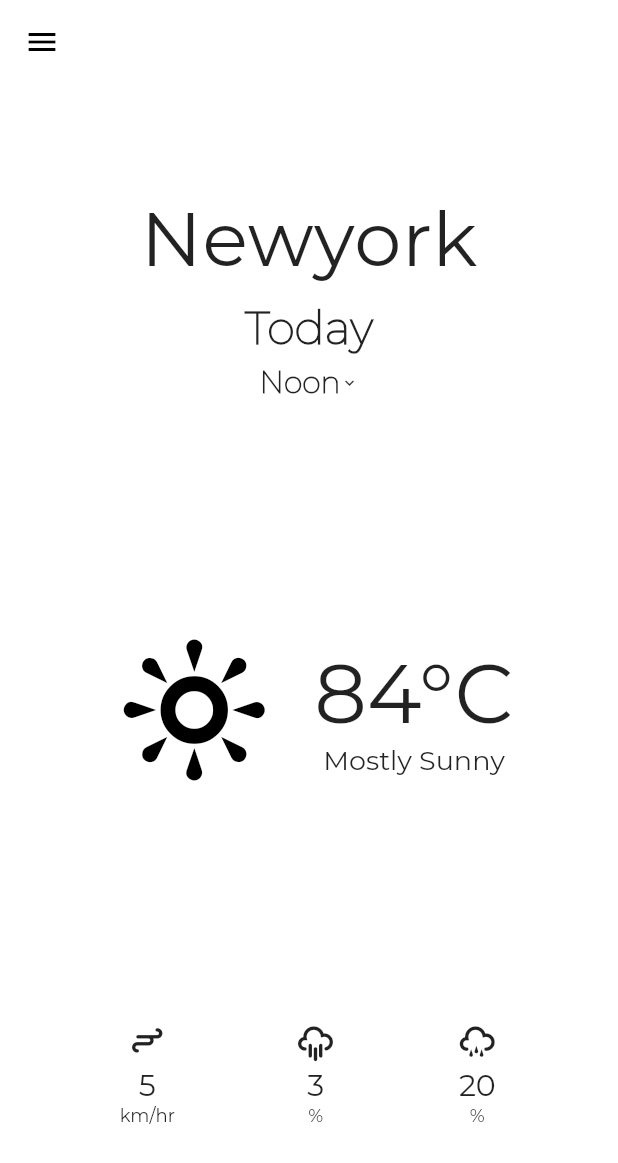
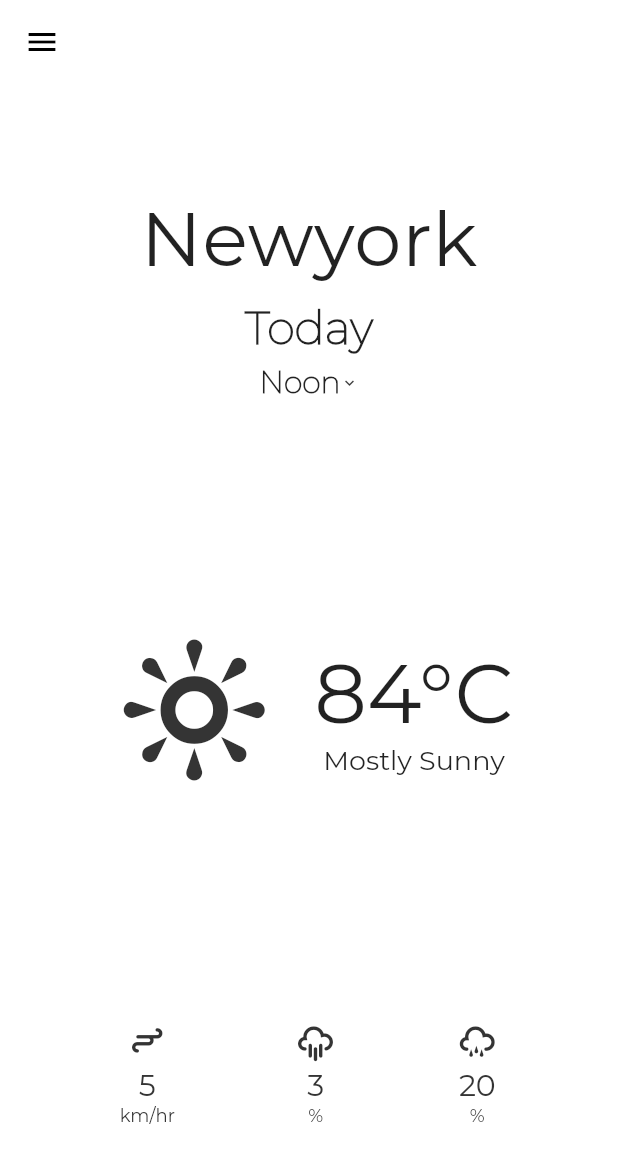
Before and after one commit to srsandy/Flutter-WeatherAppHome-Screen, a Flutter app: the screen it shows after launch, on a phone screen of 412 x 824 dp. Shown: the top 1163 px of the screen. Run offline on Flutter 3.47's test engine with Material 2 defaults, Android fonts, the phone set to English and light mode, and no system bars.

Commit message:
Custom color added

```diff
--- a/lib/HomeScreen.dart
+++ b/lib/HomeScreen.dart
@@ -34,7 +34,7 @@ class WeatherAppHome extends StatelessWidget {
                 ),
               ),
               Icon(Icons.keyboard_arrow_down,
-                color: Colors.black87,
+                color: Color(0xff343434),
                 size: 12.0,
               )
             ],
@@ -49,7 +49,7 @@ class WeatherAppHome extends StatelessWidget {
       mainAxisAlignment: MainAxisAlignment.center,
       children: <Widget>[
         Icon(IconData(0xe142, fontFamily: 'typicons'),
-          color: Colors.black,
+          color: Color(0xff343434),
           size: 120.0,
         ),
         SizedBox(width: 20.0,),
@@ -75,18 +75,18 @@ class WeatherAppHome extends StatelessWidget {
   static getItem(IconData iconData, int value, String measure){
     return new Column(
       children: <Widget>[
-        Icon(iconData, color: Colors.black87, size: 28.0,),
+        Icon(iconData, color: Color(0xff343434), size: 28.0,),
         SizedBox(height: 4.0,),
         Text('$value', style: TextStyle(
             fontSize: 20.0,
-            color: Colors.black87,
+            color: Color(0xff343434),
             fontWeight: FontWeight.w300
         ),
         ),
         Text('$measure',
           style: TextStyle(
               fontSize: 12.0,
-              color: Colors.black87,
+              color: Color(0xff343434),
               fontWeight: FontWeight.w300
           ),
         )
```
